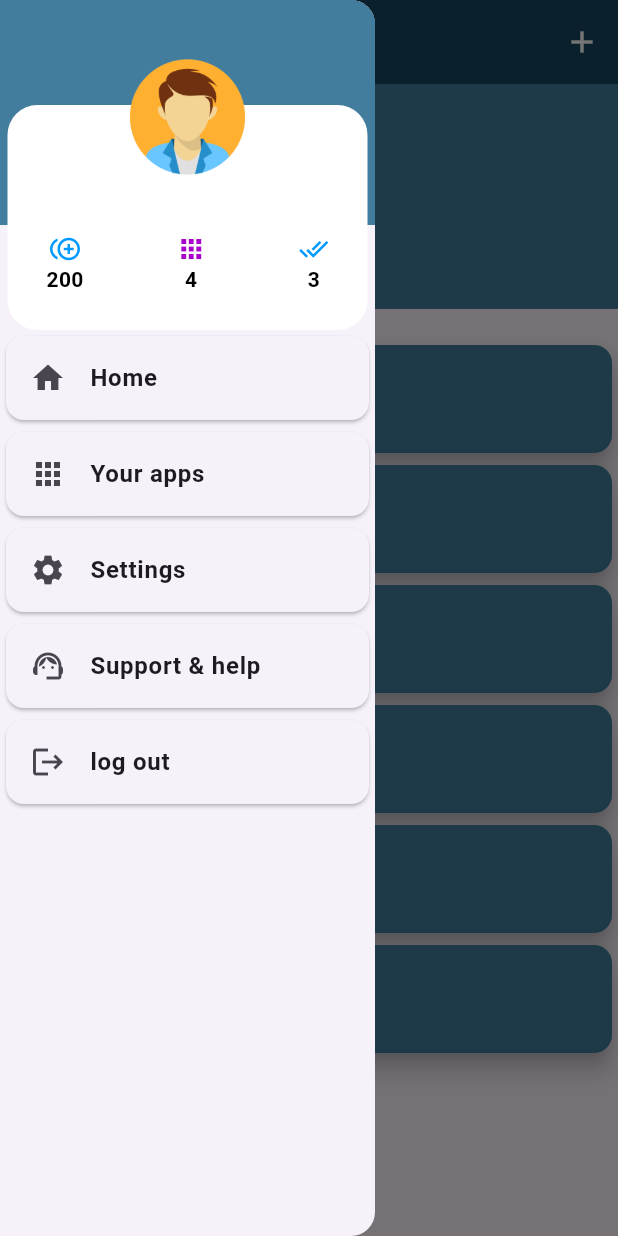
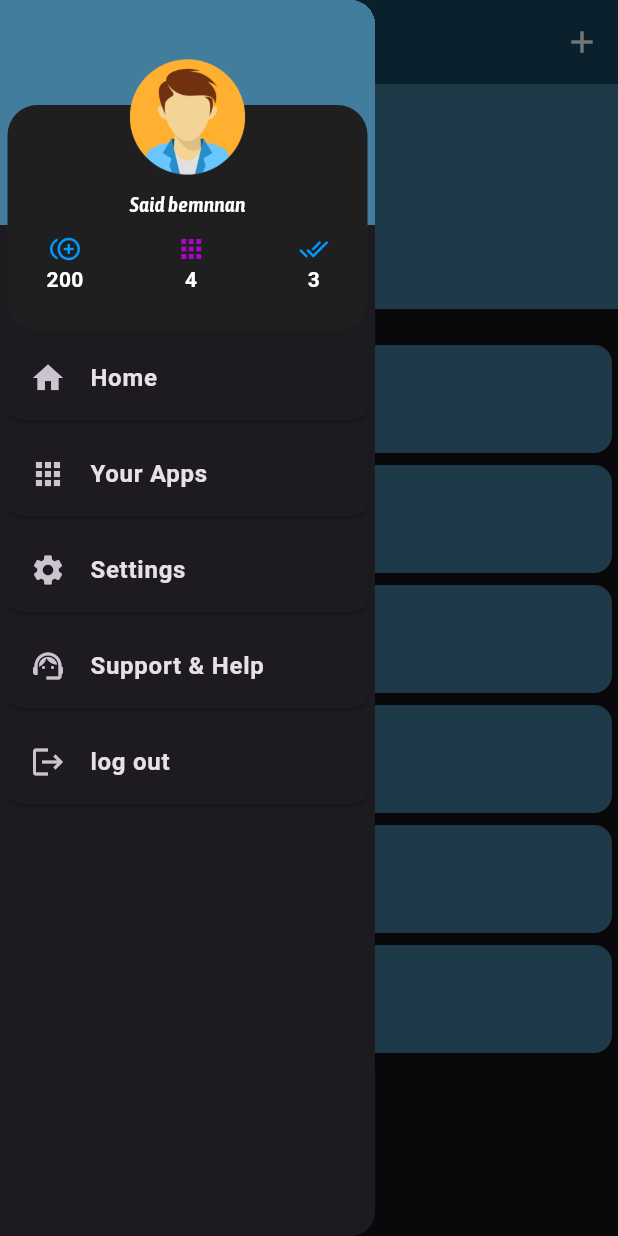
Before and after one commit to SaidBennana/play_store_test, a Flutter app: the homeScreen screen opened by its route, with the side drawer open, on a phone screen of 412 x 824 dp. Run offline on Flutter 3.47's test engine with Material 3 defaults, Android fonts, the light colour scheme and no system bars; our stand-ins replace get.

Commit message:
user_page_info 40%

```diff
--- a/lib/main.dart
+++ b/lib/main.dart
@@ -1,6 +1,7 @@
 import 'package:flutter/material.dart';
 import 'package:get/get.dart';
 import 'package:play_store_test/view/userPages/homeScreen.dart';
+import 'package:play_store_test/view/userPages/user_apps.dart';
 import 'view/Auth/sign_up.dart';
 import 'view/Auth/sign_in.dart';
 
@@ -15,12 +16,13 @@ class MyApp extends StatelessWidget {
   Widget build(BuildContext context) {
     return GetMaterialApp(
       debugShowCheckedModeBanner: false,
-      theme: themes.light,
-      initialRoute: "HomeScreen",
+      theme: themes.dark,
+      initialRoute: "/User_apps",
       getPages: [
         GetPage(name: "/sign_in", page: () => const Sign_in()),
         GetPage(name: "/sign_up", page: () => const Sign_up()),
         GetPage(name: "/HomeScreen", page: () => homeScreen()),
+        GetPage(name: "/User_apps", page: () => user_apps()),
       ],
     );
   }
--- a/lib/view/userPages/homeScreen.dart
+++ b/lib/view/userPages/homeScreen.dart
@@ -102,9 +102,9 @@ class homeScreen extends StatelessWidget {
                 ),
               ]),
             ),
-            Container(
+            Expanded(
+              child: Container(
                 margin: EdgeInsets.only(top: 20),
-              height: Get.height * .6,
                 child: AnimatedList(
                     initialItemCount: 6,
                     itemBuilder: (context, index, animation) {
@@ -112,6 +112,7 @@ class homeScreen extends StatelessWidget {
                       return cardItems_home();
                     }),
               ),
+            ),
           ],
         ),
       ),
--- a/lib/widgets/DrawerMenu.dart
+++ b/lib/widgets/DrawerMenu.dart
@@ -43,6 +43,7 @@ class DrawerMenu extends StatelessWidget {
                       Text(
                         "Said bemnnan",
                         style: TextStyle(
+                          color: Get.isDarkMode ? Colors.white : Colors.black,
                           fontFamily: "Asap",
                           fontWeight: FontWeight.bold,
                         ),
@@ -131,79 +132,62 @@ class buttons_list_menu extends StatelessWidget {
         width: double.infinity,
         child: ListView(
           children: [
-            InkWell(
-              onTap: () {},
-              child: Card(
-                child: ListTile(
-                  leading: Icon(
-                    Icons.home,
-                  ),
-                  title: Text(
-                    "Home",
-                    style: themes.light.textTheme.bodySmall,
-                  ),
-                ),
-              ),
-            ),
-            InkWell(
-              onTap: () {},
-              child: Card(
-                child: ListTile(
-                  leading: Icon(
-                    Icons.apps_rounded,
-                  ),
-                  title: Text(
-                    "Your apps",
-                    style: themes.light.textTheme.bodySmall,
-                  ),
-                ),
-              ),
-            ),
-            InkWell(
-              onTap: () {},
-              child: Card(
-                child: ListTile(
-                  leading: Icon(
-                    Icons.settings,
-                  ),
-                  title: Text(
-                    "Settings",
-                    style: themes.light.textTheme.bodySmall,
-                  ),
-                ),
-              ),
-            ),
-            InkWell(
-              onTap: () {},
-              child: Card(
-                child: ListTile(
-                  leading: Icon(
-                    Icons.support_agent,
-                  ),
-                  title: Text(
-                    "Support & help",
-                    style: themes.light.textTheme.bodySmall,
-                  ),
-                ),
-              ),
-            ),
-            InkWell(
-              onTap: () {},
-              child: Card(
-                child: ListTile(
-                  leading: Icon(
-                    Icons.logout,
-                  ),
-                  title: Text(
-                    "log out",
-                    style: themes.light.textTheme.bodySmall,
-                  ),
-                ),
-              ),
-            ),
+            button_mune(
+                name: "Home",
+                icon: Icon(Icons.home),
+                onTap: () {
+                  print("home");
+                }),
+            button_mune(
+                name: "Your Apps",
+                icon: Icon(Icons.apps_rounded),
+                onTap: () {
+                  Get.toNamed("User_apps");
+                }),
+            button_mune(
+                name: "Settings",
+                icon: Icon(Icons.settings),
+                onTap: () {
+                  print("your4");
+                }),
+            button_mune(
+                name: "Support & Help",
+                icon: Icon(Icons.support_agent),
+                onTap: () {
+                  print("your6");
+                }),
+            button_mune(
+                name: "log out",
+                icon: Icon(Icons.logout),
+                onTap: () {
+                  print("your7");
+                }),
           ],
         ),
       ),
     );
   }
 }
+
+class button_mune extends StatelessWidget {
+  const button_mune(
+      {super.key, required this.name, required this.icon, required this.onTap});
+  final String name;
+  final Icon icon;
+  final VoidCallback onTap;
+  @override
+  Widget build(BuildContext context) {
+    return InkWell(
+      onTap: onTap,
+      child: Card(
+        child: ListTile(
+          leading: icon,
+          title: Text(
+            name,
+            style: themes.light.textTheme.bodySmall,
+          ),
+        ),
+      ),
+    );
+  }
+}
```
Also changed, not shown: lib/view/userPages/user_apps.dart (added, +82 -0 lines). Lines whose indentation alone changed are shown as unchanged.
